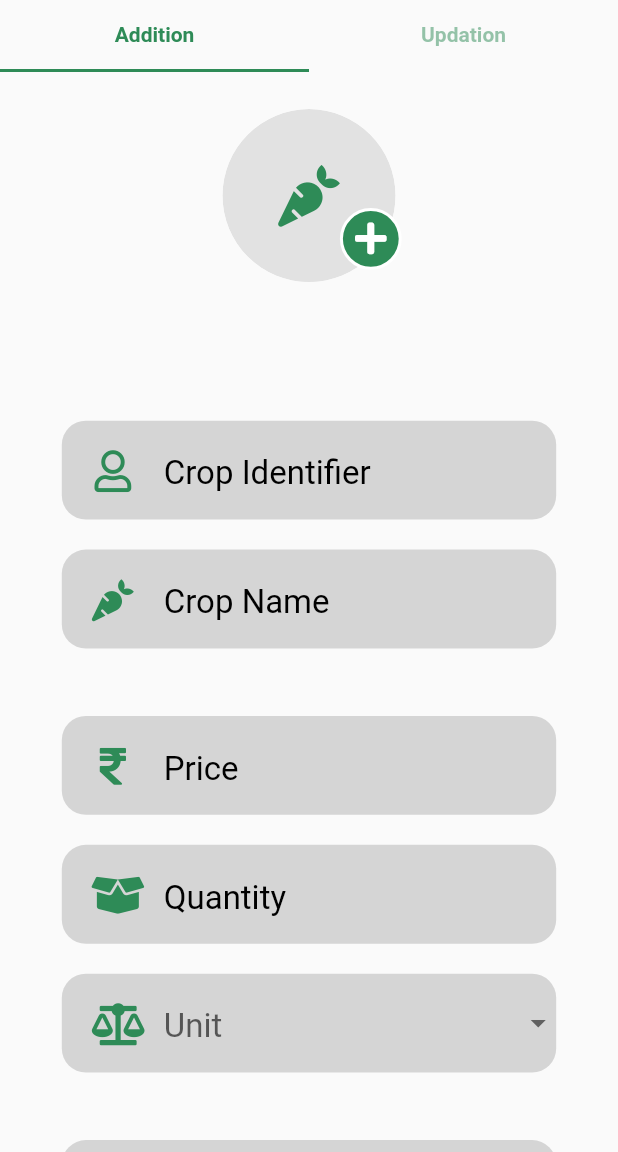
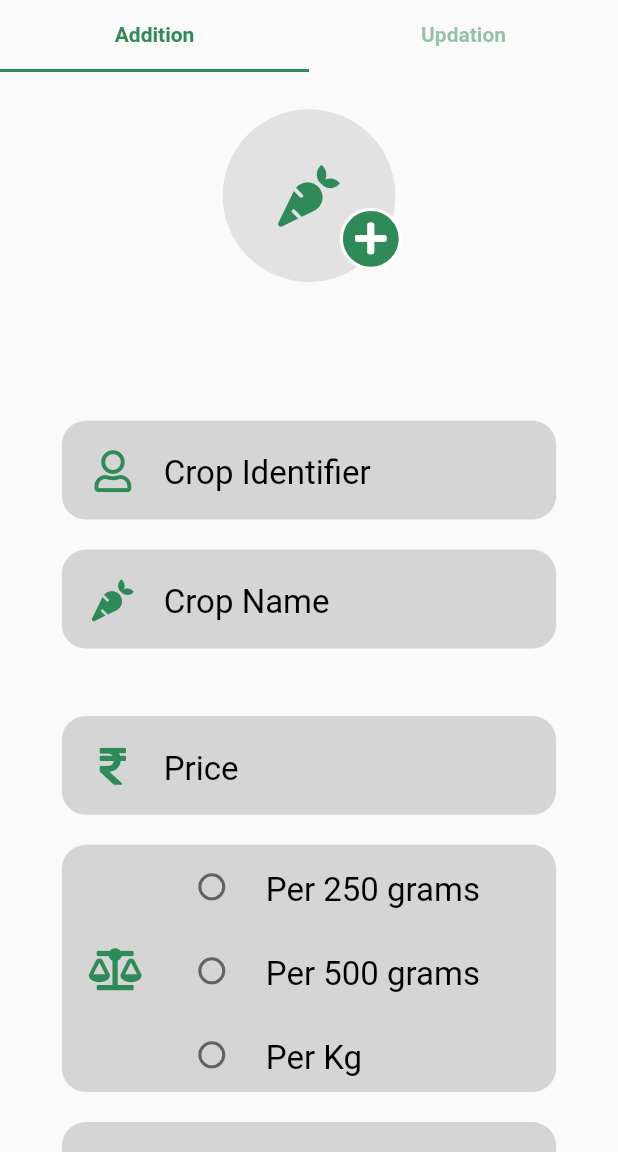
Before and after one commit to divy2209/door_shop_admin, a Flutter app: the screen it shows once a user with an empty profile is signed in, on a phone screen of 412 x 824 dp, the part 84-1236 px from its top. Run offline on Flutter 3.47's test engine with Material 2 defaults, Android fonts, the phone set to English and light mode, and no system bars; our stand-ins replace cloud_firestore, firebase_auth, firebase_core, flutter_spinkit, font_awesome_flutter, shared_preferences and 1 more; accounts and stored records are empty.

Commit message:
changed drop down to radio options

```diff
--- a/lib/widgets/addition.dart
+++ b/lib/widgets/addition.dart
@@ -9,7 +9,7 @@ import 'package:flutter/material.dart';
 import 'package:flutter/services.dart';
 import 'package:font_awesome_flutter/font_awesome_flutter.dart';
 
-import 'drop_down_field.dart';
+import 'radio_field.dart';
 
 class Addition extends StatelessWidget {
 
@@ -121,6 +121,7 @@ class Addition extends StatelessWidget {
                   inputType: TextInputType.number,
                   inputAction: TextInputAction.next,
                 ),
+                RadioField(),
                 InputField(
                   controller: _quantityTextController,
                   hintText: TextFieldHint.quantity,
@@ -130,7 +131,6 @@ class Addition extends StatelessWidget {
                   inputType: TextInputType.number,
                   inputAction: TextInputAction.done,
                 ),
-                DropDownField(),
                 SizedBox(height: 25),
                 InputField(
                   controller: _discountTextController,
@@ -162,11 +162,16 @@ class Addition extends StatelessWidget {
                   decoration: Palette.buttonBoxDecoration,
                   child: TextButton(
                     onPressed: () async {
-                      _retrieve();
                       String showError;
-                      if(identifier != null && cropName != null && price != null && quantity != null && unit != null){
-                        await CropDatabase().addupdateCropData(identifier: identifier, name: cropName, price: price, quantity: quantity, perUnit: unit, discount: discount);
-                        showError = '$identifier added in the database';
+                      if(_identifierTextController.text.isNotEmpty && _nameTextController.text.isNotEmpty && _priceTextController.text.isNotEmpty && _quantityTextController.text.isNotEmpty && _discountTextController.text.isNotEmpty){
+                        _retrieve();
+                        if(identifier.isNotEmpty && cropName.isNotEmpty && price != null && quantity != null && unit.isNotEmpty && discount != null){
+                          await CropDatabase().addupdateCropData(identifier: identifier, name: cropName, price: price, quantity: quantity, perUnit: unit, discount: discount);
+                          showError = '$identifier added in the database';
+                          _clear();
+                        } else {
+                          showError = 'Fields cannot be left empty';
+                        }
                       } else {
                         showError = 'Fields cannot be left empty';
                       }
@@ -177,7 +182,6 @@ class Addition extends StatelessWidget {
                           duration: Duration(seconds: 5),
                         )
                       );
-                      _clear();
                     },
                     child: Text(
                       'Add Crop',
--- a/lib/widgets/drop_down_field.dart
+++ /dev/null
@@ -1,53 +0,0 @@
-import 'package:door_shop_admin/services/config.dart';
-import 'package:door_shop_admin/services/text_field_data.dart';
-import 'package:door_shop_admin/services/utility.dart';
-import 'package:flutter/material.dart';
-import 'package:font_awesome_flutter/font_awesome_flutter.dart';
-
-class DropDownField extends StatelessWidget {
-  static String unit;
-  final List<String> unitList = ['per Kg', 'per 250 grams', 'per 500 grams'];
-
-  @override
-  Widget build(BuildContext context) {
-    Size size = MediaQuery.of(context).size;
-    return Padding(
-      padding: const EdgeInsets.symmetric(vertical: 10),
-      child: Container(
-        height: size.height * 0.08,
-        width: size.width * 0.8,
-        decoration: Palette.textBoxDeco,
-        child: Center(
-          child: DropdownButtonFormField(
-            focusColor: Palette.primaryColor,
-            style: Palette.cropFormInputTextStyle.copyWith(color: Colors.black),
-            decoration: InputDecoration(
-
-              border: InputBorder.none,
-              prefixIcon: Padding(
-                padding: EdgeInsets.symmetric(horizontal: 20),
-                child: Icon(
-                  FontAwesomeIcons.balanceScale,
-                  size: 28,
-                  color: Palette.primaryColor,
-                ),
-              ),
-              hintText: TextFieldHint.unit,
-              hintStyle: Palette.cropFormInputTextStyle.copyWith(color: Colors.black)
-            ),
-            value: unit,
-            items: unitList.map((value){
-              return DropdownMenuItem(
-                value: value,
-                child: Text(value),
-              );
-            }).toList(),
-            onChanged: (value){
-              TextFieldData.save(TextFieldHint.unit, value);
-            },
-          ),
-        ),
-      ),
-    );
-  }
-}
--- /dev/null
+++ b/lib/widgets/radio_field.dart
@@ -0,0 +1,86 @@
+import 'package:door_shop_admin/services/config.dart';
+import 'package:door_shop_admin/services/text_field_data.dart';
+import 'package:door_shop_admin/services/utility.dart';
+import 'package:flutter/cupertino.dart';
+import 'package:flutter/material.dart';
+import 'package:font_awesome_flutter/font_awesome_flutter.dart';
+
+class RadioField extends StatefulWidget {
+
+  @override
+  _RadioFieldState createState() => _RadioFieldState();
+}
+
+class _RadioFieldState extends State<RadioField> {
+  static String unit;
+  final List<String> unitList = ['per Kg', 'per 250 grams', 'per 500 grams'];
+
+  _save(value){
+    unit = value;
+    TextFieldData.save(TextFieldHint.unit, value);
+  }
+
+  @override
+  Widget build(BuildContext context) {
+    Size size = MediaQuery.of(context).size;
+    return Padding(
+      padding: const EdgeInsets.symmetric(vertical: 10),
+      child: Container(
+        height: size.height * 0.20,
+        width: size.width * 0.8,
+        decoration: Palette.textBoxDeco,
+        child: Center(
+          child: Row(
+            children: [
+              Container(
+                padding: EdgeInsets.all(18),
+                child: Icon(
+                  FontAwesomeIcons.balanceScale,
+                  size: 28,
+                  color: Palette.primaryColor,
+                ),
+              ),
+              Container(
+                width: size.width * 0.6,
+                child: Column(
+                  children: [
+                    RadioListTile(
+                      groupValue: unit,
+                      title: Text('Per 250 grams', style: Palette.cropFormInputTextStyle.copyWith(color: Colors.black)),
+                      value: 'per 250 grams',
+                      onChanged: (value) {
+                        setState(() {
+                          _save(value);
+                        });
+                      },
+                    ),
+                    RadioListTile(
+                      groupValue: unit,
+                      title: Text('Per 500 grams', style: Palette.cropFormInputTextStyle.copyWith(color: Colors.black)),
+                      value: 'per 500 grams',
+                      onChanged: (value) {
+                        setState(() {
+                          _save(value);
+                        });
+                      },
+                    ),
+                    RadioListTile(
+                      groupValue: unit,
+                      title: Text('Per Kg', style: Palette.cropFormInputTextStyle.copyWith(color: Colors.black)),
+                      value: 'per Kg',
+                      onChanged: (value) {
+                        setState(() {
+                          _save(value);
+                        });
+                      },
+                    ),
+                  ],
+                ),
+              )
+            ],
+          ),
+        ),
+      ),
+    );
+  }
+}
--- a/lib/widgets/text_field.dart
+++ b/lib/widgets/text_field.dart
@@ -54,7 +54,7 @@ class InputField extends StatelessWidget {
                   hintStyle: Palette.loginTextStyle.copyWith(color: textColor ?? Colors.white)
               ),
               onChanged: (value){
-                TextFieldData.save(hintText, value);
+                TextFieldData.save(hintText, value ?? '');
               },
               style: Palette.loginTextStyle.copyWith(color: textColor ?? Colors.white),
               obscureText: isObscure ?? false,
```
